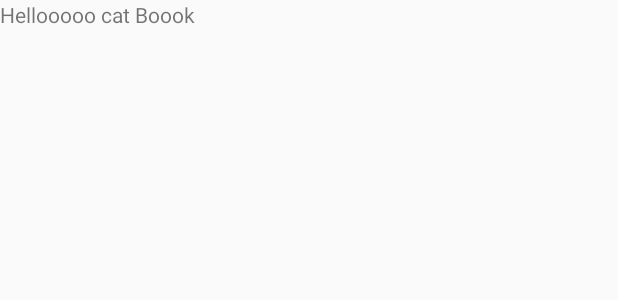
After one commit to FtADev/BooksWorld, an Android app: the layout fragment_category_book.xml on its own in the app's theme, with its tools: preview values and no code run, on a phone screen of 412 x 824 dp. The commit adds this screen. Shown: the top 300 px of the screen. Run offline under Robolectric (Android 15) with nearby library versions, the phone set to English and light mode, and no system bars.

Commit message:
+ Fragment Class

```diff
--- /dev/null
+++ b/app/src/main/res/layout/fragment_category_book.xml
@@ -0,0 +1,18 @@
+<?xml version="1.0" encoding="utf-8"?>
+<ScrollView xmlns:android="http://schemas.android.com/apk/res/android"
+    android:layout_width="match_parent"
+    android:layout_height="match_parent">
+
+    <RelativeLayout
+        android:layout_width="match_parent"
+        android:layout_height="wrap_content">
+
+
+        <TextView
+            android:layout_width="wrap_content"
+            android:layout_height="wrap_content"
+            android:text="Hellooooo cat Boook"/>
+
+    </RelativeLayout>
+
+</ScrollView>
```
Also changed, not shown: app/src/main/java/com/ftadev/booksworld/AllBooksFragment.kt (added, +25 -0 lines), app/src/main/java/com/ftadev/booksworld/CategoryBooksFragment.kt (added, +25 -0 lines), app/src/main/java/com/ftadev/booksworld/MainActivity.kt (+24 -0 lines), app/src/main/res/layout/activity_main.xml (+5 -11 lines), app/src/main/res/layout/fragment_all_book.xml (added, +11 -0 lines).
